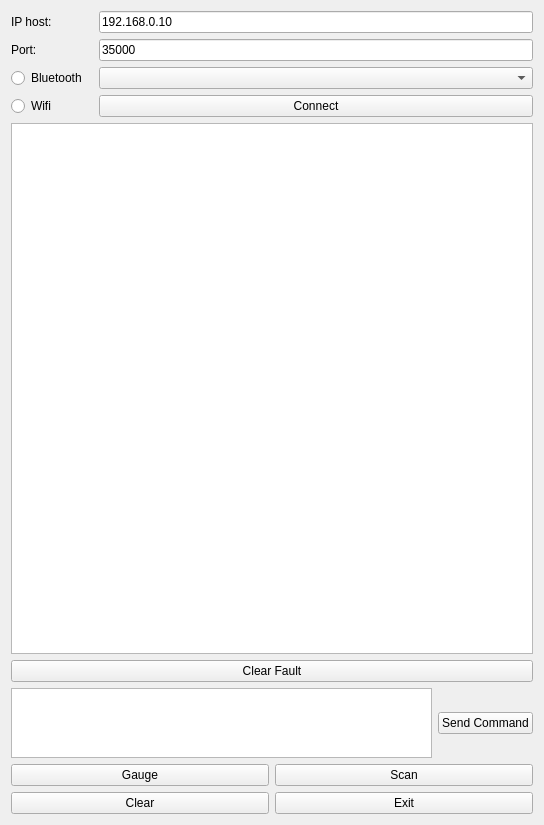
Above: mainwindow.ui from takyonxxx/Elm327_Wifi_Obd2_Qt_Project before the change. Below: the same form after it.
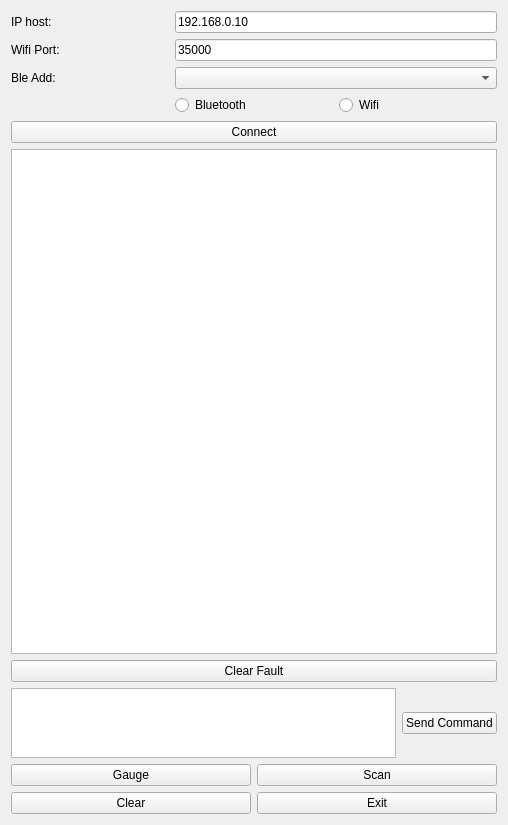
That is the form after the change.

Diff of the .ui file:
```diff
--- a/mainwindow.ui
+++ b/mainwindow.ui
@@ -6,7 +6,7 @@
    <rect>
     <x>0</x>
     <y>0</y>
-    <width>544</width>
+    <width>508</width>
     <height>825</height>
    </rect>
   </property>
@@ -15,7 +15,23 @@
   </property>
   <widget class="QWidget" name="centralWidget">
    <layout class="QGridLayout" name="gridLayout">
-    <item row="0" column="2">
+    <item row="7" column="0" colspan="3">
+     <widget class="QPushButton" name="pushDiagnostic">
+      <property name="maximumSize">
+       <size>
+        <width>16777215</width>
+        <height>16777215</height>
+       </size>
+      </property>
+      <property name="text">
+       <string>Clear Fault</string>
+      </property>
+     </widget>
+    </item>
+    <item row="6" column="0" colspan="3">
+     <widget class="QTextBrowser" name="textTerminal"/>
+    </item>
+    <item row="0" column="1" colspan="2">
      <widget class="QLineEdit" name="ipEdit">
       <property name="maximumSize">
        <size>
@@ -29,39 +45,6 @@
      </widget>
     </item>
     <item row="8" column="0" colspan="3">
-     <layout class="QHBoxLayout" name="horizontalControls">
-      <item>
-       <widget class="QPushButton" name="pushClear">
-        <property name="maximumSize">
-         <size>
-          <width>16777215</width>
-          <height>16777215</height>
-         </size>
-        </property>
-        <property name="text">
-         <string>Clear</string>
-        </property>
-       </widget>
-      </item>
-      <item>
-       <widget class="QPushButton" name="pushExit">
-        <property name="maximumSize">
-         <size>
-          <width>16777215</width>
-          <height>16777215</height>
-         </size>
-        </property>
-        <property name="text">
-         <string>Exit</string>
-        </property>
-       </widget>
-      </item>
-     </layout>
-    </item>
-    <item row="4" column="0" colspan="3">
-     <widget class="QTextBrowser" name="textTerminal"/>
-    </item>
-    <item row="6" column="0" colspan="3">
      <layout class="QHBoxLayout" name="horizontalSendEdit">
       <item>
        <widget class="QTextEdit" name="textSend">
@@ -106,19 +89,6 @@
       </item>
      </layout>
     </item>
-    <item row="3" column="2">
-     <widget class="QPushButton" name="pushConnect">
-      <property name="maximumSize">
-       <size>
-        <width>16777215</width>
-        <height>16777215</height>
-       </size>
-      </property>
-      <property name="text">
-       <string>Connect</string>
-      </property>
-     </widget>
-    </item>
     <item row="0" column="0">
      <widget class="QLabel" name="labelIp">
       <property name="maximumSize">
@@ -132,8 +102,15 @@
       </property>
      </widget>
     </item>
-    <item row="1" column="2">
-     <widget class="QLineEdit" name="portEdit">
+    <item row="3" column="1">
+     <widget class="QRadioButton" name="radioBle">
+      <property name="text">
+       <string>Bluetooth</string>
+      </property>
+     </widget>
+    </item>
+    <item row="1" column="1" colspan="2">
+     <widget class="QLineEdit" name="wifiPortEdit">
       <property name="maximumSize">
        <size>
         <width>16777215</width>
@@ -145,8 +122,8 @@
       </property>
      </widget>
     </item>
-    <item row="1" column="0">
-     <widget class="QLabel" name="labelPort">
+    <item row="5" column="0" colspan="3">
+     <widget class="QPushButton" name="pushConnect">
       <property name="maximumSize">
        <size>
         <width>16777215</width>
@@ -154,11 +131,48 @@
        </size>
       </property>
       <property name="text">
-       <string>Port:</string>
+       <string>Connect</string>
       </property>
      </widget>
     </item>
-    <item row="7" column="0" colspan="3">
+    <item row="10" column="0" colspan="3">
+     <layout class="QHBoxLayout" name="horizontalControls">
+      <item>
+       <widget class="QPushButton" name="pushClear">
+        <property name="maximumSize">
+         <size>
+          <width>16777215</width>
+          <height>16777215</height>
+         </size>
+        </property>
+        <property name="text">
+         <string>Clear</string>
+        </property>
+       </widget>
+      </item>
+      <item>
+       <widget class="QPushButton" name="pushExit">
+        <property name="maximumSize">
+         <size>
+          <width>16777215</width>
+          <height>16777215</height>
+         </size>
+        </property>
+        <property name="text">
+         <string>Exit</string>
+        </property>
+       </widget>
+      </item>
+     </layout>
+    </item>
+    <item row="3" column="2">
+     <widget class="QRadioButton" name="radioWifi">
+      <property name="text">
+       <string>Wifi</string>
+      </property>
+     </widget>
+    </item>
+    <item row="9" column="0" colspan="3">
      <layout class="QHBoxLayout" name="horizontalDiagnostic">
       <item>
        <widget class="QPushButton" name="pushGauge">
@@ -188,8 +202,8 @@
       </item>
      </layout>
     </item>
-    <item row="5" column="0" colspan="3">
-     <widget class="QPushButton" name="pushDiagnostic">
+    <item row="1" column="0">
+     <widget class="QLabel" name="labelWifiPort">
       <property name="maximumSize">
        <size>
         <width>16777215</width>
@@ -197,26 +211,19 @@
        </size>
       </property>
       <property name="text">
-       <string>Clear Fault</string>
+       <string>Wifi Port:</string>
       </property>
      </widget>
     </item>
-    <item row="2" column="2">
-     <widget class="QComboBox" name="comboBleList"/>
-    </item>
     <item row="2" column="0">
-     <widget class="QRadioButton" name="radioBle">
+     <widget class="QLabel" name="labelBluetoothDevice">
       <property name="text">
-       <string>Bluetooth</string>
+       <string>Ble Add:</string>
       </property>
      </widget>
     </item>
-    <item row="3" column="0">
-     <widget class="QRadioButton" name="radioWifi">
-      <property name="text">
-       <string>Wifi</string>
-      </property>
-     </widget>
+    <item row="2" column="1" colspan="2">
+     <widget class="QComboBox" name="comboBleList"/>
     </item>
    </layout>
   </widget>
```
